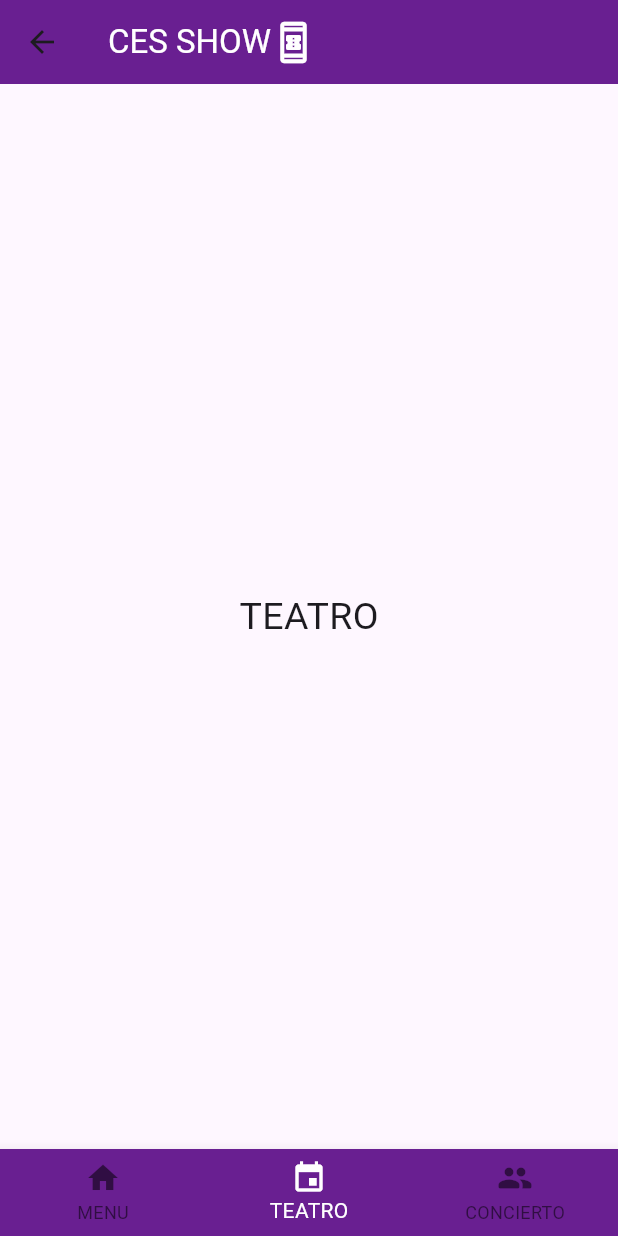
After one commit to LizzyJoss/cesshow, a Flutter app: the Teatro screen opened by its route, on a phone screen of 412 x 824 dp. The commit adds this screen. Run offline on Flutter 3.47's test engine with Material 3 defaults, Android fonts, the phone set to English and light mode, and no system bars.

Commit message:
add_views

```diff
--- a/lib/main.dart
+++ b/lib/main.dart
@@ -1,4 +1,6 @@
-import 'package:ces_show_/menu.dart';
+import 'package:ces_show_/views/concierto/concierto.dart';
+import 'package:ces_show_/views/inicio/menu.dart';
+import 'package:ces_show_/views/teatro/teatro.dart';
 import 'package:flutter/material.dart';
 
 void main() {
@@ -13,6 +15,9 @@ class MyApp extends StatelessWidget {
       initialRoute:'/menu', //la ruta con la que inicia
       routes: {  //rutas
         '/menu': (context) =>Menu(),
+        '/teatro':(context) =>Teatro(),
+        '/concierto':(context) =>Concierto(),
+
       },
     );
   }
--- a/lib/menu.dart
+++ b/lib/views/concierto/concierto.dart
@@ -1,6 +1,6 @@
 import 'package:flutter/material.dart';
 
-class Menu extends StatelessWidget { //crear la clase login
+class Concierto extends StatelessWidget { //crear la clase login
   @override
   Widget build(BuildContext context){
     return Scaffold(
@@ -22,22 +22,19 @@ class Menu extends StatelessWidget { //crear la clase login
         backgroundColor: Color.fromARGB(255, 105, 31, 145)
       ),
       body: Center(
-        child: Text('Bienvenido',
+        child: Text('CONCIERTO',
           style: TextStyle(
             fontSize: 25
           ),
         ),
       ),
-
       bottomNavigationBar: BottomNavigationBar(
         backgroundColor: Color.fromARGB(255, 105, 31, 145),
         selectedItemColor: Colors.white,
-
         items: const [
           BottomNavigationBarItem(
             icon: Icon(Icons.home),
             label: 'MENU',
-
           ),
           BottomNavigationBarItem(
             icon: Icon(Icons.event),
@@ -48,9 +45,10 @@ class Menu extends StatelessWidget { //crear la clase login
             label: 'CONCIERTO',
           ),
         ],
+        currentIndex: 2,
         onTap: (index) {
           if (index == 0) {
-            Navigator.pushNamed(context,'/menu');
+            Navigator.popUntil(context, ModalRoute.withName('/menu'));
           } else if (index == 1) {
             Navigator.pushNamed(context, '/teatro');
           } else if (index == 2) {
@@ -58,8 +56,6 @@ class Menu extends StatelessWidget { //crear la clase login
           }
         },
       ),
-
     );
   }
-
 }
--- /dev/null
+++ b/lib/views/teatro/teatro.dart
@@ -0,0 +1,61 @@
+import 'package:flutter/material.dart';
+
+class Teatro extends StatelessWidget { //crear la clase login
+  @override
+  Widget build(BuildContext context){
+    return Scaffold(
+      appBar: AppBar(
+        title: Row(
+          children: [
+            const Text('CES SHOW',
+              style: TextStyle(
+                color: Colors.white,
+              ),
+            ),
+            Icon(
+              Icons.book_online_outlined,
+              color: Colors.white,
+              size: 30,
+            )
+          ],
+        ),
+        backgroundColor: Color.fromARGB(255, 105, 31, 145)
+      ),
+      body: Center(
+        child: Text('TEATRO',
+          style: TextStyle(
+            fontSize: 25
+          ),
+        ),
+      ),
+      bottomNavigationBar: BottomNavigationBar(
+        backgroundColor: Color.fromARGB(255, 105, 31, 145),
+        selectedItemColor: Colors.white,
+        items: const [
+          BottomNavigationBarItem(
+            icon: Icon(Icons.home),
+            label: 'MENU',
+          ),
+          BottomNavigationBarItem(
+            icon: Icon(Icons.event),
+            label: 'TEATRO',
+          ),
+          BottomNavigationBarItem(
+            icon: Icon(Icons.people_rounded),
+            label: 'CONCIERTO',
+          ),
+        ],
+        currentIndex: 1,
+        onTap: (index) {
+          if (index == 0) {
+            Navigator.popUntil(context, ModalRoute.withName('/menu'));
+          } else if (index == 1) {
+            Navigator.pushNamed(context, '/teatro');
+          } else if (index == 2) {
+            Navigator.pushNamed(context, '/concierto');
+          }
+        },
+      ),
+    );
+  }
+}
```
Also changed, not shown: lib/views/inicio/menu.dart (added, +61 -0 lines).
